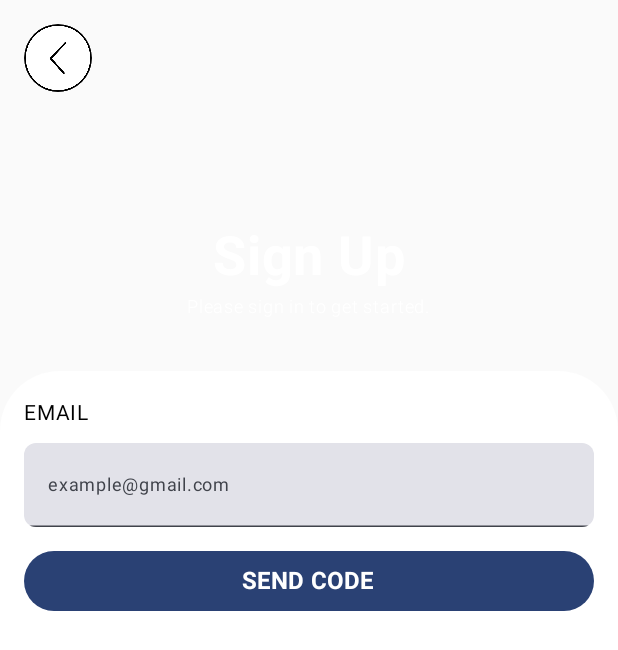
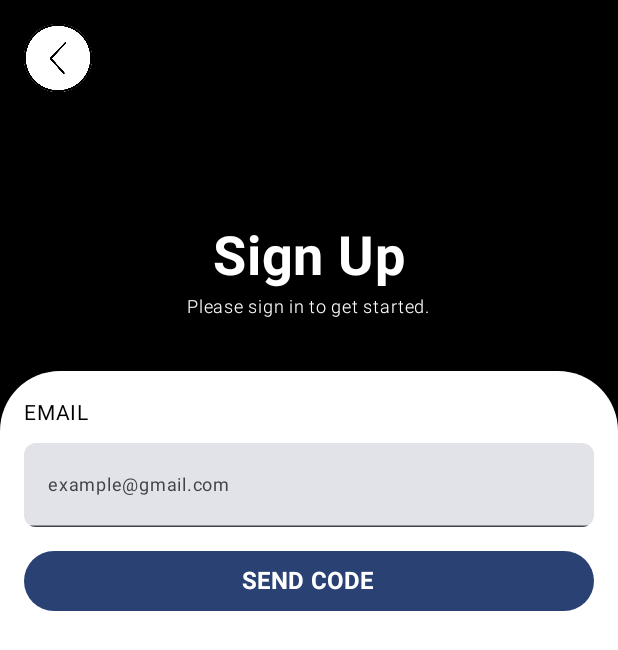
Before and after one commit to ved-t/BuVed-FactoryOutlet, an Android app built with Jetpack Compose: the ForgotPasswordPage screen opened through its navigation route, on a phone screen of 412 x 824 dp. Shown: the top 650 px of the screen. Run offline under Robolectric (Android 15) with nearby library versions, the phone set to English and light mode, and no system bars; our stand-ins replace Dagger/Hilt's generated code.

Commit message:
Update ForgotPasswordPage.kt

```diff
--- a/app/src/main/java/com/example/buved/presentation/ui/onboarding/ForgotPasswordPage.kt
+++ b/app/src/main/java/com/example/buved/presentation/ui/onboarding/ForgotPasswordPage.kt
@@ -45,6 +45,7 @@ fun ForgotPasswordPage(navController: NavHostController, viewModel: ForgotPasswo
         verticalArrangement = Arrangement.Center,
         modifier = Modifier
             .fillMaxSize()
+            .background(Color.Black)
     ) {
         Box{
             Row (
```
